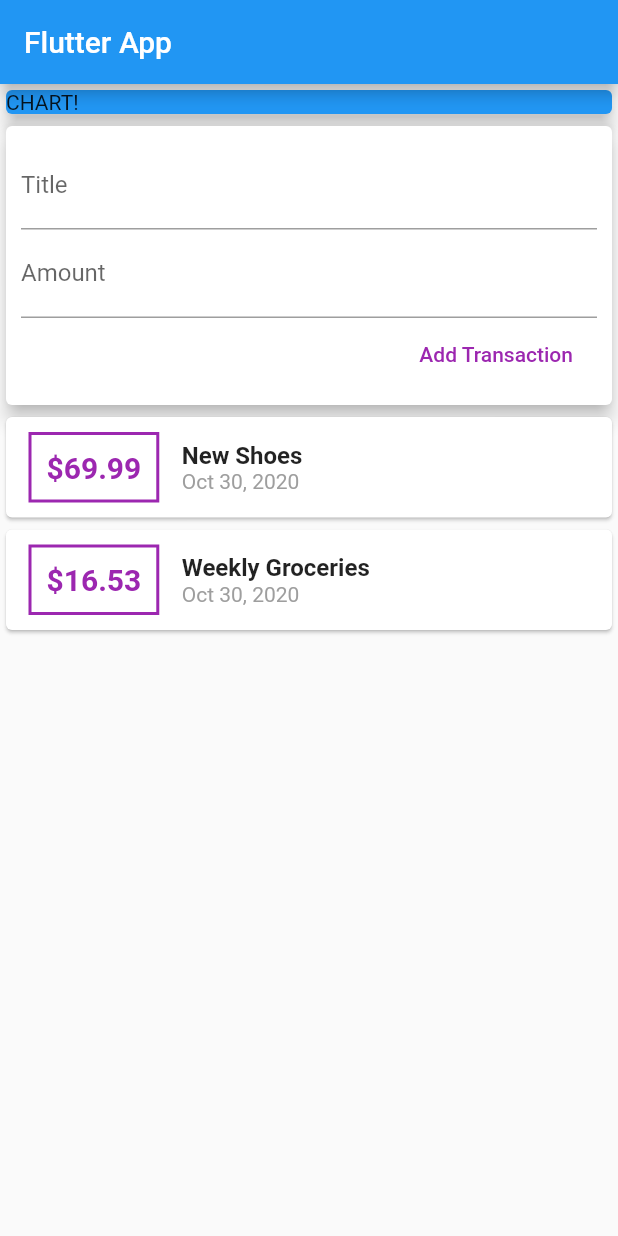
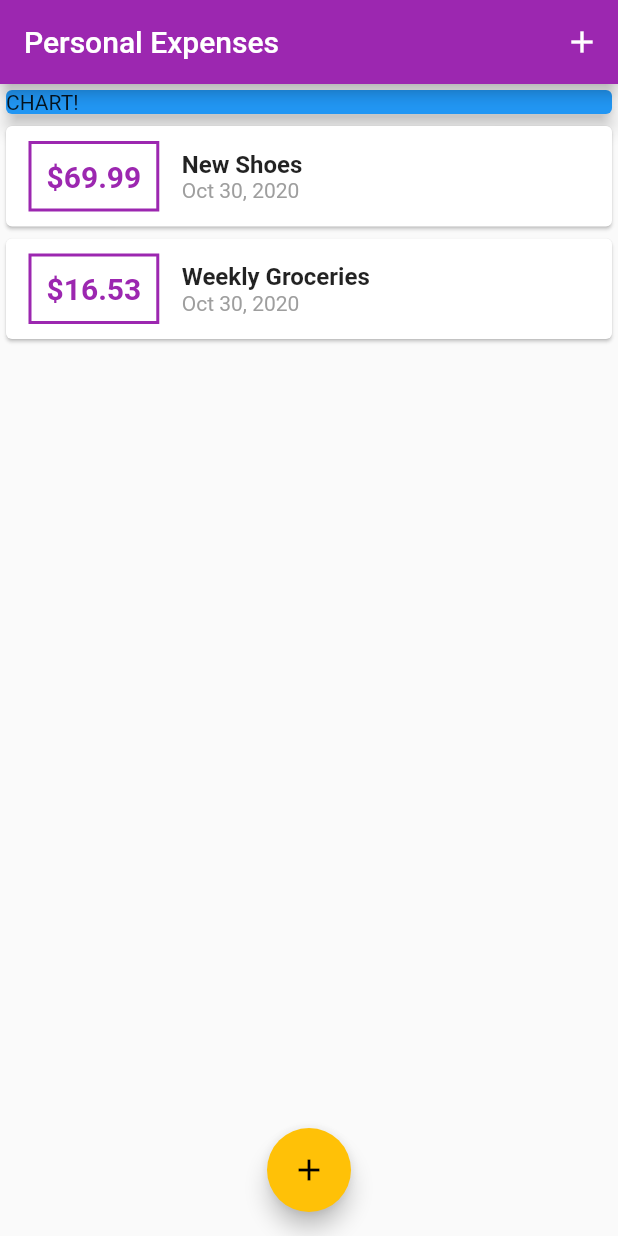
Before and after one commit to antoniofern/expenses-planner, a Flutter app: the screen it shows after launch, on a phone screen of 412 x 824 dp. Run offline on Flutter 3.47's test engine with Material 2 defaults, Android fonts, the phone set to English and light mode, and no system bars.

Commit message:
:refactor: refactoring and add theme

```diff
--- a/lib/main.dart
+++ b/lib/main.dart
@@ -1,6 +1,8 @@
 import 'package:flutter/material.dart';
 
-import './widgets/user_transactions.dart';
+import './widgets/transaction_list.dart';
+import './widgets/new_transaction.dart';
+import './models/transaction.dart';
 
 void main() => runApp(MyApp());
 
@@ -8,23 +10,75 @@ class MyApp extends StatelessWidget {
   @override
   Widget build(BuildContext context) {
     return MaterialApp(
-      title: 'Flutter App',
+      title: 'Personal Expenses',
+      theme: ThemeData(
+        primarySwatch: Colors.purple,
+        accentColor: Colors.amber,
+      ),
       home: MyHomePage(),
     );
   }
 }
 
-class MyHomePage extends StatelessWidget {
+class MyHomePage extends StatefulWidget {
   // String titleInput;
   // String amountInput;
-  final titleController = TextEditingController();
-  final amountController = TextEditingController();
+  @override
+  _MyHomePageState createState() => _MyHomePageState();
+}
+
+class _MyHomePageState extends State<MyHomePage> {
+  final List<Transaction> _userTransactions = [
+    Transaction(
+      id: 't1',
+      title: 'New Shoes',
+      amount: 69.99,
+      date: DateTime.now(),
+    ),
+    Transaction(
+      id: 't2',
+      title: 'Weekly Groceries',
+      amount: 16.53,
+      date: DateTime.now(),
+    ),
+  ];
+
+  void _addNewTransaction(String txTitle, double txAmount) {
+    final newTx = Transaction(
+      title: txTitle,
+      amount: txAmount,
+      date: DateTime.now(),
+      id: DateTime.now().toString(),
+    );
+
+    setState(() {
+      _userTransactions.add(newTx);
+    });
+  }
+
+  void _startAddNewTransaction(BuildContext ctx) {
+    showModalBottomSheet(
+        context: ctx,
+        builder: (_) {
+          return GestureDetector(
+            onTap: () {},
+            child: NewTransaction(_addNewTransaction),
+            behavior: HitTestBehavior.opaque,
+          );
+        });
+  }
 
   @override
   Widget build(BuildContext context) {
     return Scaffold(
       appBar: AppBar(
-        title: Text('Flutter App'),
+        title: Text('Personal Expenses'),
+        actions: [
+          IconButton(
+            icon: Icon(Icons.add),
+            onPressed: () => _startAddNewTransaction(context),
+          ),
+        ],
       ),
       body: SingleChildScrollView(
         child: Column(
@@ -39,9 +93,14 @@ class MyHomePage extends StatelessWidget {
                 elevation: 5,
               ),
             ),
-            UserTransactions(),
+            TransactionList(_userTransactions)
           ],
         ),
+      ),
+      floatingActionButtonLocation: FloatingActionButtonLocation.centerFloat,
+      floatingActionButton: FloatingActionButton(
+        child: Icon(Icons.add),
+        onPressed: () => _startAddNewTransaction(context),
       ),
     );
   }
--- a/lib/widgets/transaction_list.dart
+++ b/lib/widgets/transaction_list.dart
@@ -12,9 +12,8 @@ class TransactionList extends StatelessWidget {
   Widget build(BuildContext context) {
     return Container(
       height: 300,
-      child: SingleChildScrollView(
-        child: Column(
-          children: transactions.map((transaction) {
+      child: ListView.builder(
+        itemBuilder: (context, index) {
           return Card(
             child: Row(
               children: [
@@ -25,17 +24,17 @@ class TransactionList extends StatelessWidget {
                   ),
                   decoration: BoxDecoration(
                     border: Border.all(
-                        color: Colors.purple,
+                      color: Theme.of(context).primaryColor,
                       width: 2,
                     ),
                   ),
                   padding: EdgeInsets.all(10),
                   child: Text(
-                      '\$${transaction.amount}',
+                    '\$${transactions[index].amount.toStringAsFixed(2)}',
                     style: TextStyle(
                       fontWeight: FontWeight.bold,
                       fontSize: 20,
-                        color: Colors.purple,
+                      color: Theme.of(context).primaryColor,
                     ),
                   ),
                 ),
@@ -43,14 +42,14 @@ class TransactionList extends StatelessWidget {
                   crossAxisAlignment: CrossAxisAlignment.start,
                   children: [
                     Text(
-                        transaction.title,
+                      transactions[index].title,
                       style: TextStyle(
                         fontSize: 16,
                         fontWeight: FontWeight.bold,
                       ),
                     ),
                     Text(
-                        DateFormat.yMMMd().format(transaction.date),
+                      DateFormat.yMMMd().format(transactions[index].date),
                       style: TextStyle(
                         color: Colors.grey,
                       ),
@@ -60,8 +59,8 @@ class TransactionList extends StatelessWidget {
               ],
             ),
           );
-          }).toList(),
-        ),
+        },
+        itemCount: transactions.length,
       ),
     );
   }
--- a/lib/widgets/user_transactions.dart
+++ /dev/null
@@ -1,50 +0,0 @@
-import 'package:flutter/material.dart';
-
-import './new_transaction.dart';
-import './transaction_list.dart';
-import '../models/transaction.dart';
-
-class UserTransactions extends StatefulWidget {
-  @override
-  _UserTransactionsState createState() => _UserTransactionsState();
-}
-
-class _UserTransactionsState extends State<UserTransactions> {
-  final List<Transaction> _userTransactions = [
-    Transaction(
-      id: 't1',
-      title: 'New Shoes',
-      amount: 69.99,
-      date: DateTime.now(),
-    ),
-    Transaction(
-      id: 't2',
-      title: 'Weekly Groceries',
-      amount: 16.53,
-      date: DateTime.now(),
-    ),
-  ];
-
-  void _addNewTransaction(String txTitle, double txAmount) {
-    final newTx = Transaction(
-      title: txTitle,
-      amount: txAmount,
-      date: DateTime.now(),
-      id: DateTime.now().toString(),
-    );
-
-    setState(() {
-      _userTransactions.add(newTx);
-    });
-  }
-
-  @override
-  Widget build(BuildContext context) {
-    return Column(
-      children: [
-        NewTransaction(_addNewTransaction),
-        TransactionList(_userTransactions),
-      ],
-    );
-  }
-}
```
Also changed, not shown: lib/widgets/new_transaction.dart (+29 -8 lines). Lines whose indentation alone changed are shown as unchanged.
